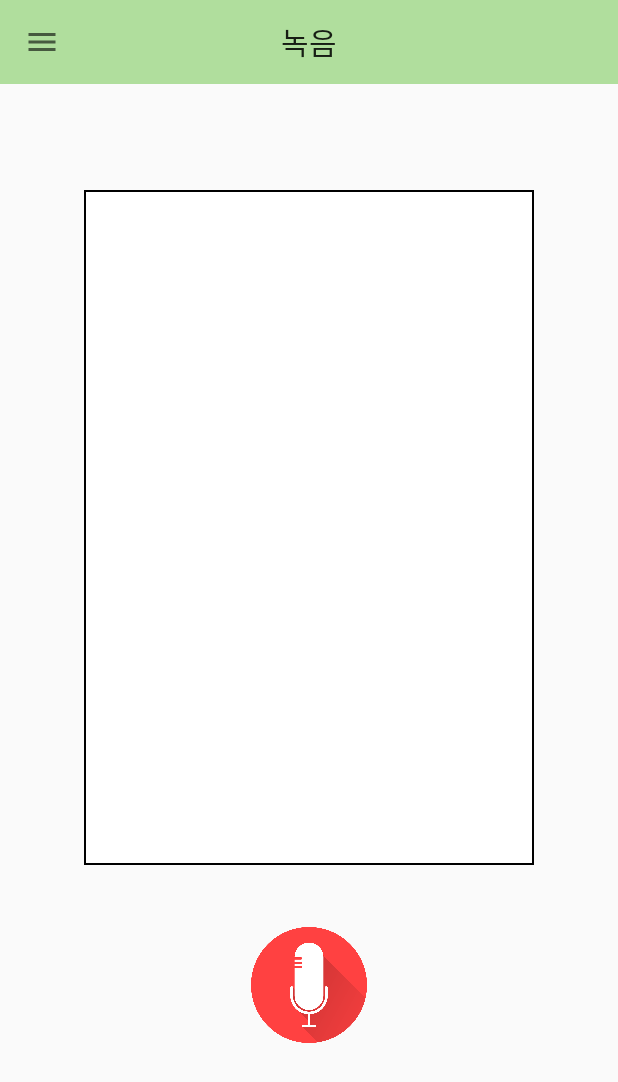
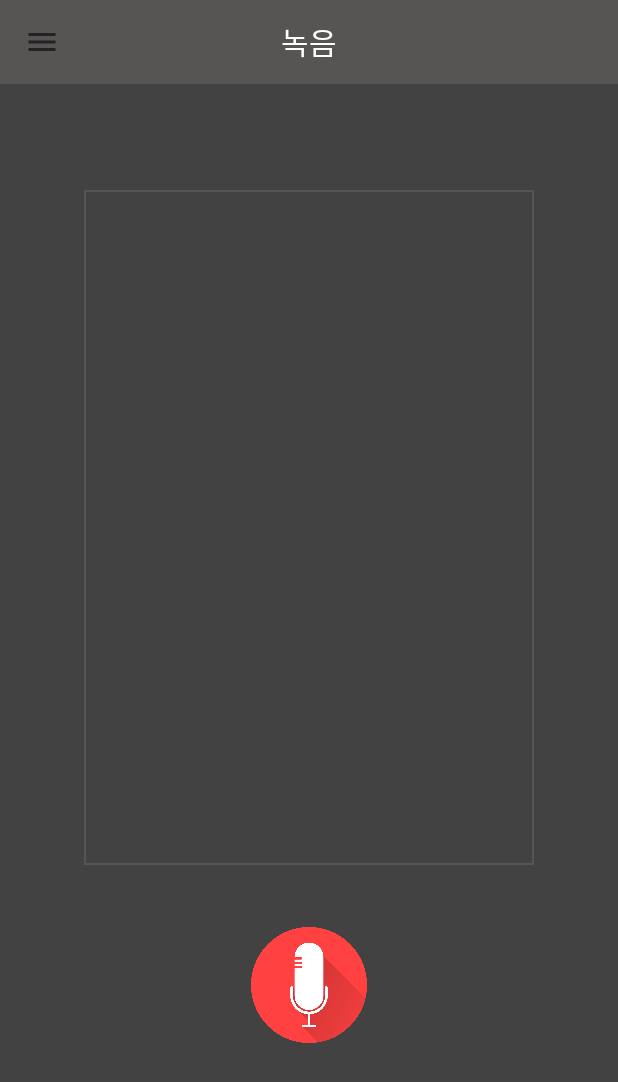
Before and after one commit to acisliver/Easy-android, an Android app: the CV_record screen opened directly, with no data from a screen before it, on a phone screen of 412 x 824 dp. Shown: the top 1082 px of the screen. Run offline under Robolectric (Android 15) with nearby library versions, the phone set to English and light mode, and no system bars; libraries missing offline, so code that uses them is left out: com.microsoft.cognitiveservices.

Commit message:
Change DarkTheme
대충 어두운테마

```diff
--- /dev/null
+++ b/app/src/main/res/drawable/custom_textview.xml
@@ -0,0 +1,9 @@
+
+
+<shape xmlns:android="http://schemas.android.com/apk/res/android">
+    <solid android:color="@color/cardview_dark_background"/>
+    <stroke
+        android:width="1sp"
+        android:color="@color/colorPrimaryDark"
+        />
+</shape>
--- a/app/src/main/res/drawable/custom_textviw.xml
+++ /dev/null
@@ -1,8 +0,0 @@
-
-
-<shape xmlns:android="http://schemas.android.com/apk/res/android">
-    <solid android:color="#ffffff" />
-    <stroke
-        android:width="1sp"
-        android:color="#000000" />
-</shape>
--- a/app/src/main/res/layout/activity_c_v_record.xml
+++ b/app/src/main/res/layout/activity_c_v_record.xml
@@ -3,6 +3,7 @@
 <androidx.drawerlayout.widget.DrawerLayout xmlns:android="http://schemas.android.com/apk/res/android"
     xmlns:app="http://schemas.android.com/apk/res-auto"
     android:id="@+id/drawer_layout"
+    android:background="@color/cardview_dark_background"
     android:layout_width="match_parent"
     android:layout_height="match_parent">
     <RelativeLayout
@@ -19,6 +20,7 @@
             <TextView
                 android:id="@+id/toolbar_title"
                 android:text="녹음"
+                android:textColor="@color/colorWhite"
                 android:layout_width="wrap_content"
                 android:layout_height="wrap_content"
                 style="@style/TextAppearance.AppCompat.Widget.ActionBar.Title"
@@ -37,7 +39,7 @@
             android:screenOrientation="portrait">
 
             <TextView
-                android:background="@drawable/custom_textviw"
+                android:background="@drawable/custom_textview"
                 android:id="@+id/RecordText"
                 android:textSize="20dp"
                 android:layout_width="300dp"
--- a/app/src/main/res/layout/activity_file_view.xml
+++ b/app/src/main/res/layout/activity_file_view.xml
@@ -4,6 +4,7 @@
     xmlns:app="http://schemas.android.com/apk/res-auto"
     android:layout_height="wrap_content"
     android:layout_width="wrap_content"
+    android:background="@color/cardview_dark_background"
     >
 
     <androidx.appcompat.widget.Toolbar
@@ -16,6 +17,7 @@
         <TextView
             android:id="@+id/toolbar_title"
             android:text="파일 선택"
+            android:textColor="@color/colorWhite"
             android:layout_width="wrap_content"
             android:layout_height="wrap_content"
             style="@style/TextAppearance.AppCompat.Widget.ActionBar.Title"
@@ -26,6 +28,7 @@
             android:layout_height="70dp"
             android:gravity="center"
             android:text="전체선택"
+            android:textColor="@color/colorWhite"
             android:visibility="gone"/>
     </androidx.appcompat.widget.Toolbar>
         <LinearLayout
--- a/app/src/main/res/layout/activity_splash.xml
+++ b/app/src/main/res/layout/activity_splash.xml
@@ -2,6 +2,7 @@
 <LinearLayout xmlns:android="http://schemas.android.com/apk/res/android"
     android:layout_width="match_parent"
     android:layout_height="match_parent"
+    android:background="@color/colorPrimaryDark"
     android:orientation="vertical"
     android:gravity="center"
     android:screenOrientation="portrait">
@@ -16,6 +17,7 @@
     <TextView
         android:layout_width="wrap_content"
         android:layout_height="wrap_content"
+        android:textColor="@color/colorWhite"
         android:text="앱이 시작중 입니다."
         android:textSize="20dp"/>
 
--- a/app/src/main/res/values/colors.xml
+++ b/app/src/main/res/values/colors.xml
@@ -2,7 +2,8 @@
 <resources>
     <color name="colorPrimary">#6200EE</color>
     <color name="colorPrimaryDark">#575454</color>
+    <color name="colorWhite">#ffffff</color>
     <color name="colorAccent">#03DAC5</color>
     <color name="colorClicked">#959698</color>
-    <color name="customButton">#b0de9d</color>
+    <color name="customButton">#575454</color>
 </resources>
```
Also changed, not shown: app/src/main/res/layout/recyclerview_list.xml (+8 -1 lines).
